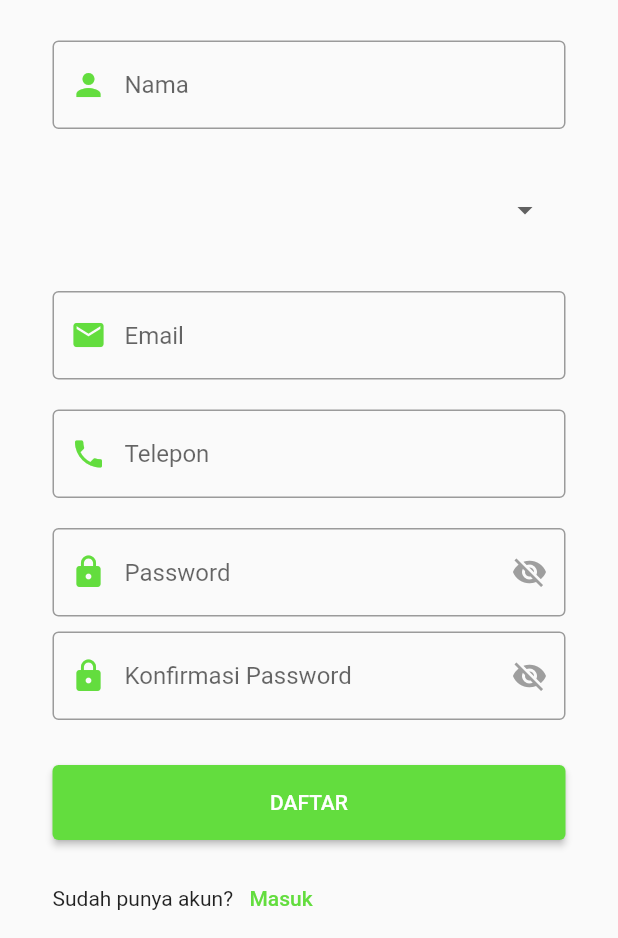
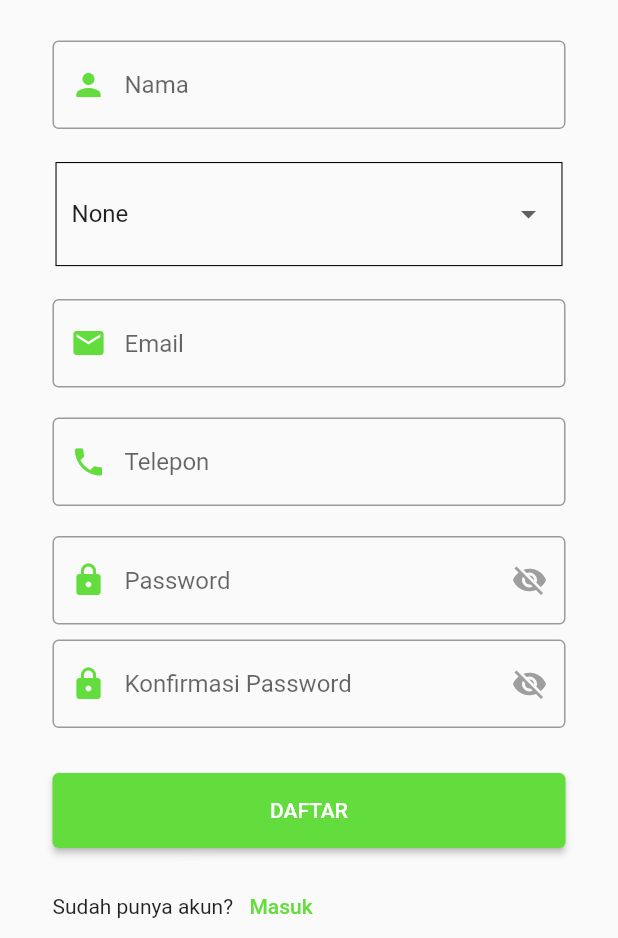
Before and after one commit to Derajat007/bumi_baik, a Flutter app: the Register screen opened directly, on a phone screen of 412 x 824 dp, the part 298-1236 px from its top. Run offline on Flutter 3.47's test engine with Material 2 defaults, Android fonts, the phone set to English and light mode, and no system bars; our stand-ins replace carousel_slider, fancy_shimmer_image, flutter_dotenv, flutter_image_slideshow, flutter_widget_from_html, font_awesome_flutter and 8 more; missing offline and left inert: midtrans_sdk, mobile_scanner, qr_code_scanner, responsive_grid_list; accounts and stored records are empty.

Commit message:
menyelesaikan bug regis kelamin

```diff
--- a/lib/common/common_method.dart
+++ b/lib/common/common_method.dart
@@ -2,11 +2,12 @@ import 'package:shared_preferences/shared_preferences.dart';
 
 class CommonMethod {
   Future saveUserLoginsDetails(int id, String name, String email,
-      String password, String token, bool loginStatus) async {
+      String password, String token, bool loginStatus, String gender) async {
     var prefs = await SharedPreferences.getInstance();
     prefs.setInt("id", id);
     prefs.setString("name", name);
     prefs.setString("email", email);
+    prefs.setString("gender", gender);
     prefs.setString("password", password);
     prefs.setString("access_token", token);
     prefs.setBool("loginStatus", loginStatus);
--- a/lib/screens/auth/login.dart
+++ b/lib/screens/auth/login.dart
@@ -246,6 +246,7 @@ class _LoginState extends State<Login> {
           passwordController.text.trim(),
           res.accessToken!,
           true,
+          user.gender!,
         );
 
         setState(() {
--- a/lib/screens/auth/register.dart
+++ b/lib/screens/auth/register.dart
@@ -28,7 +28,8 @@ class _DaftarState extends State<Register> {
   TextEditingController phoneController = TextEditingController();
   TextEditingController confirmPasswordController = TextEditingController();
 
-  String? selectedValue;
+  late String selectedValue = gender.first;
+  List<String> gender = ["None", "Female", "Male"];
 
   bool _isObscure = true;
 
@@ -134,24 +135,39 @@ class _DaftarState extends State<Register> {
                           ),
                         ),
                         Container(
-                          margin: const EdgeInsets.all(15),
-                          padding: const EdgeInsets.symmetric(vertical: 5, horizontal: 10),
+                            margin: const EdgeInsets.all(12),
+                            padding: const EdgeInsets.all(10),
+                            decoration: BoxDecoration(
+                              // borderRadius: BorderRadius.circular(15.0),
+                              border: Border.all(
+                                  color: Colors.black,
+                                  style: BorderStyle.solid,
+                                  width: 0.70),
+                            ),
                             // decoration: BoxDecoration(
-
                             // ),
                             child: DropdownButton<String?>(
+                              hint: const Text('Gender'),
                               value: selectedValue,
                               onChanged: (value) {
                                 setState(() {
-                                selectedValue = value;
+                                  selectedValue = value ?? "";
                                 });
                               },
-                            underline: SizedBox(),
+                              underline: const SizedBox(),
                               isExpanded: true,
-                            items: ["Perempuan", "Laki - Laki"]
-                            .map<DropdownMenuItem<String?>>((e) => DropdownMenuItem(child: Text(e.toString()),
-                            value: e,)).toList()
+                              items: gender
+                                  .map<DropdownMenuItem<String?>>(
+                                    (e) => DropdownMenuItem(
+                                      child: Text(
+                                        e.toString(),
                                       ),
+                                      value: e,
+                                    ),
+                                  )
+                                  .toList(),
+                            )
+                            // print();),
                             ),
                         Container(
                           padding: const EdgeInsets.all(10),
@@ -303,6 +319,7 @@ class _DaftarState extends State<Register> {
                                 });
 
                                 registerUser();
+                                print(selectedValue);
                               }
                             },
                           ),
@@ -350,10 +367,11 @@ class _DaftarState extends State<Register> {
       'name': nameController.text.trim(),
       'email': emailController.text.trim(),
       'telp': phoneController.text.trim(),
+      'gender': selectedValue,
       'password': passwordController.text.trim(),
       'password_confirm': confirmPasswordController.text.trim(),
     };
-
+    print(data["gender"]);
     try {
       AuthResponseModel? res = await AuthService().register(data);
 
@@ -371,6 +389,7 @@ class _DaftarState extends State<Register> {
           passwordController.text.trim(),
           res.accessToken!,
           true,
+          user.gender!,
         );
 
         setState(() {
--- a/lib/screens/menu/profile_menu.dart
+++ b/lib/screens/menu/profile_menu.dart
@@ -290,7 +290,8 @@ class _ProfileMenuState extends State<ProfileMenu> {
             padding: const EdgeInsets.fromLTRB(10, 0, 10, 0),
             child: ElevatedButton(
               onPressed: () {
-                CommonMethod().saveUserLoginsDetails(0, "", "", "", "", false);
+                CommonMethod()
+                    .saveUserLoginsDetails(0, "", "", "", "", false, "");
 
                 Navigator.of(context, rootNavigator: true).pop();
 
--- a/lib/services/auth_service.dart
+++ b/lib/services/auth_service.dart
@@ -25,6 +25,7 @@ class AuthService {
           'name': data['name'],
           'email': data['email'],
           'telp': data['telp'],
+          'gender': data['gender'],
           'password': data['password'],
           'password_confirm': data['password_confirm'],
         }),
--- a/lib/splashscreen.dart
+++ b/lib/splashscreen.dart
@@ -97,6 +97,7 @@ class _SplashscreenState extends State<Splashscreen> {
           password!,
           res.accessToken!,
           true,
+          user.gender!,
         );
 
         await getCarbonData();
```
Lines whose indentation alone changed are shown as unchanged.
